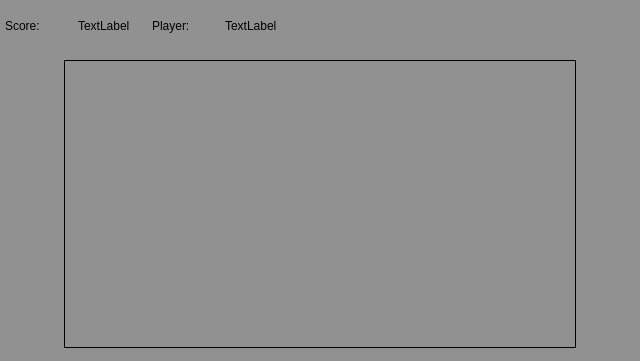
First picture: the form in code/wgt_pages/page_field.ui, repository fostfox/snake_game, before the edit.
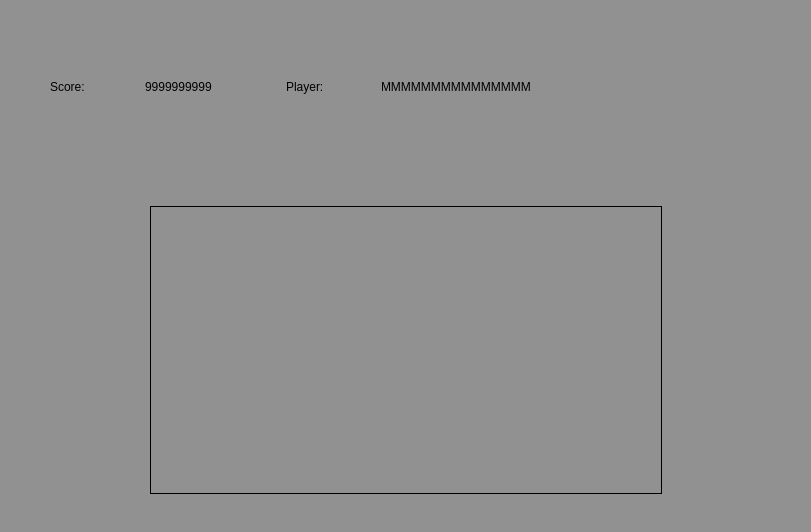
Second picture: the form after the edit.

Commit message: Auto resize text (in label, textedit..) New snake functionality (change theme)

Diff of the .ui file:
```diff
--- a/code/wgt_pages/page_field.ui
+++ b/code/wgt_pages/page_field.ui
@@ -6,8 +6,8 @@
    <rect>
     <x>0</x>
     <y>0</y>
-    <width>640</width>
-    <height>361</height>
+    <width>811</width>
+    <height>532</height>
    </rect>
   </property>
   <property name="palette">
@@ -94,7 +94,20 @@
     <number>5</number>
    </property>
    <item>
-    <layout class="QHBoxLayout" name="horizontalLayout" stretch="1,1,1,2,2,2">
+    <layout class="QHBoxLayout" name="horizontalLayout" stretch="1,2,3,2,2,3,3">
+     <item>
+      <spacer name="horizontalSpacer_4">
+       <property name="orientation">
+        <enum>Qt::Horizontal</enum>
+       </property>
+       <property name="sizeHint" stdset="0">
+        <size>
+         <width>40</width>
+         <height>20</height>
+        </size>
+       </property>
+      </spacer>
+     </item>
      <item>
       <widget class="QLabel" name="score_text">
        <property name="text">
@@ -105,7 +118,7 @@
      <item>
       <widget class="QLabel" name="score">
        <property name="text">
-        <string>TextLabel</string>
+        <string>9999999999</string>
        </property>
       </widget>
      </item>
@@ -119,7 +132,7 @@
      <item>
       <widget class="QLabel" name="label_playerName">
        <property name="text">
-        <string>TextLabel</string>
+        <string>MMMMMMMMMMMMMMM</string>
        </property>
       </widget>
      </item>
```
Left out of the diff: 3 changed lines with no effect on the pictures. The commit also changes 69 other files.
